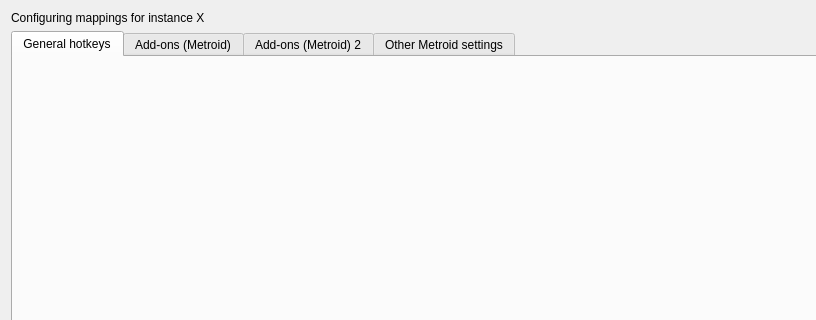
First picture: the form in src/frontend/qt_sdl/InputConfig/InputConfigDialog.ui, repository ag-advania/melonPrimeDS, before the edit; both pictures show x 0 to 816 and y 0 to 320 of the 1064 by 775 pixel window.
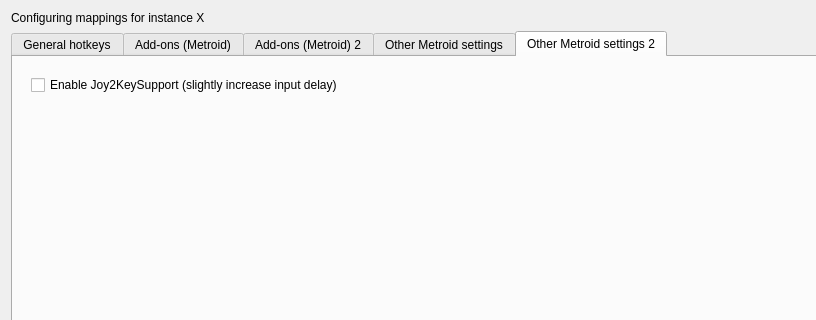
Second picture: the form after the edit. The open tabs and pages were chosen to show the change.

Patch:
```diff
--- a/src/frontend/qt_sdl/InputConfig/InputConfigDialog.ui
+++ b/src/frontend/qt_sdl/InputConfig/InputConfigDialog.ui
@@ -2807,6 +2807,30 @@
 			</layout>
 
 		</widget>
+		<widget class="QWidget" name="tabMetroid2">
+			<attribute name="title">
+				<string>Other Metroid settings 2</string>
+			</attribute>
+			<layout class="QVBoxLayout" name="metroidVLayout2" stretch="0,0,0,0,1">
+				<item>
+					<widget class="QFrame" name="secGameplayBody2">
+						<property name="frameShape">
+							<enum>QFrame::NoFrame</enum>
+						</property>
+						<layout class="QFormLayout" name="formGameplay2">
+							<item row="0" column="0">
+								<widget class="QCheckBox" name="cbMetroidApplyJoy2KeySupport">
+									<property name="text">
+										<string>Enable Joy2KeySupport (slightly increase input delay)</string>
+									</property>
+								</widget>
+							</item>
+						</layout>
+					</widget>
+				</item>
+			</layout>
+ 
+		</widget>
 
 	</widget>
    </item>
```
